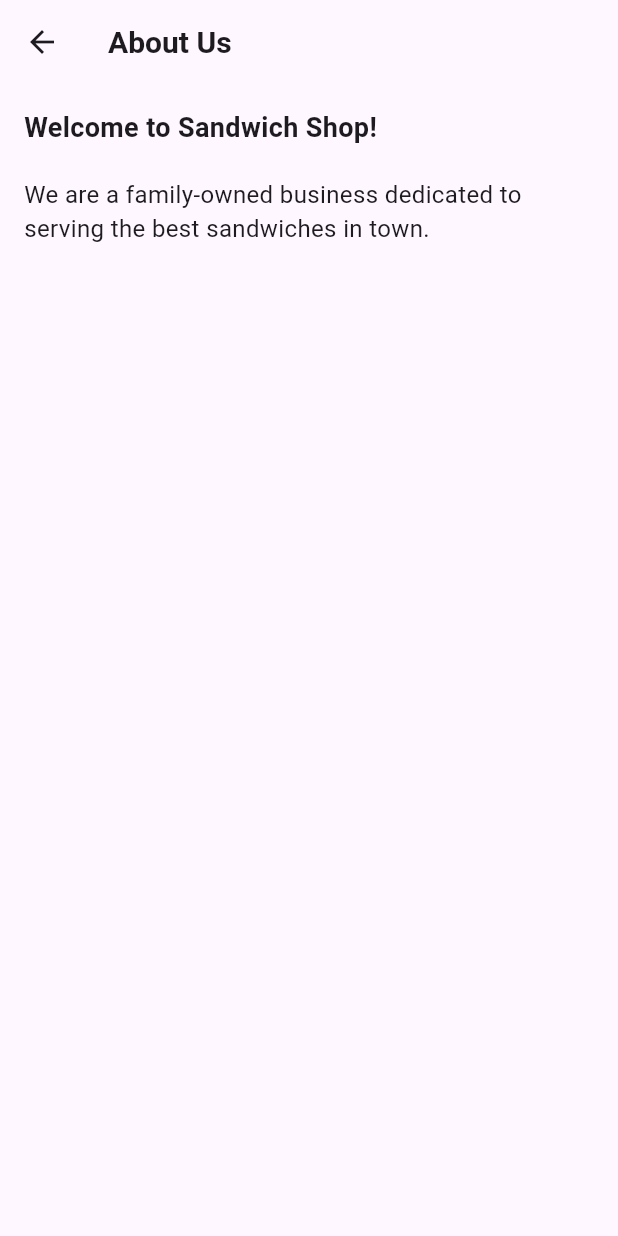
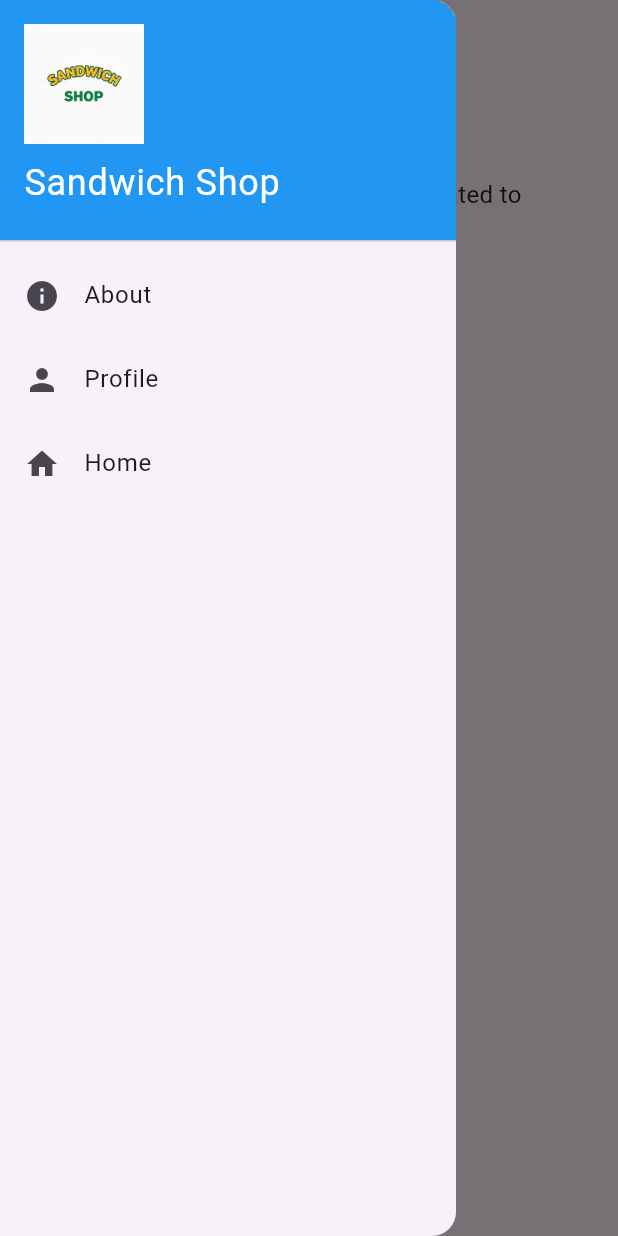
Before and after one commit to Dynamite-TH/sandwich_shop, a Flutter app: the AboutScreen screen opened by its route, with the side drawer open (before the commit the screen has no drawer), on a phone screen of 412 x 824 dp. Run offline on Flutter 3.47's test engine with Material 3 defaults, Android fonts, the phone set to English and light mode, and no system bars.

Commit message:
feat: add AppDrawer to AboutScreen for improved navigation

```diff
--- a/lib/views/about_screen.dart
+++ b/lib/views/about_screen.dart
@@ -1,5 +1,6 @@
 import 'package:flutter/material.dart';
 import 'package:sandwich_shop/views/app_styles.dart';
+import 'package:sandwich_shop/views/widgets/drawer.dart';
 
 class AboutScreen extends StatelessWidget {
   const AboutScreen({super.key});
@@ -7,9 +8,7 @@ class AboutScreen extends StatelessWidget {
   @override
   Widget build(BuildContext context) {
     return Scaffold(
-      appBar: AppBar(
-        title: const Text('About Us', style: heading1),
-      ),
+      appBar: AppBar(title: const Text('About Us', style: heading1)),
       body: const Padding(
         padding: EdgeInsets.all(16.0),
         child: Column(
@@ -24,6 +23,7 @@ class AboutScreen extends StatelessWidget {
           ],
         ),
       ),
+      drawer: const AppDrawer(),
     );
   }
 }
```
